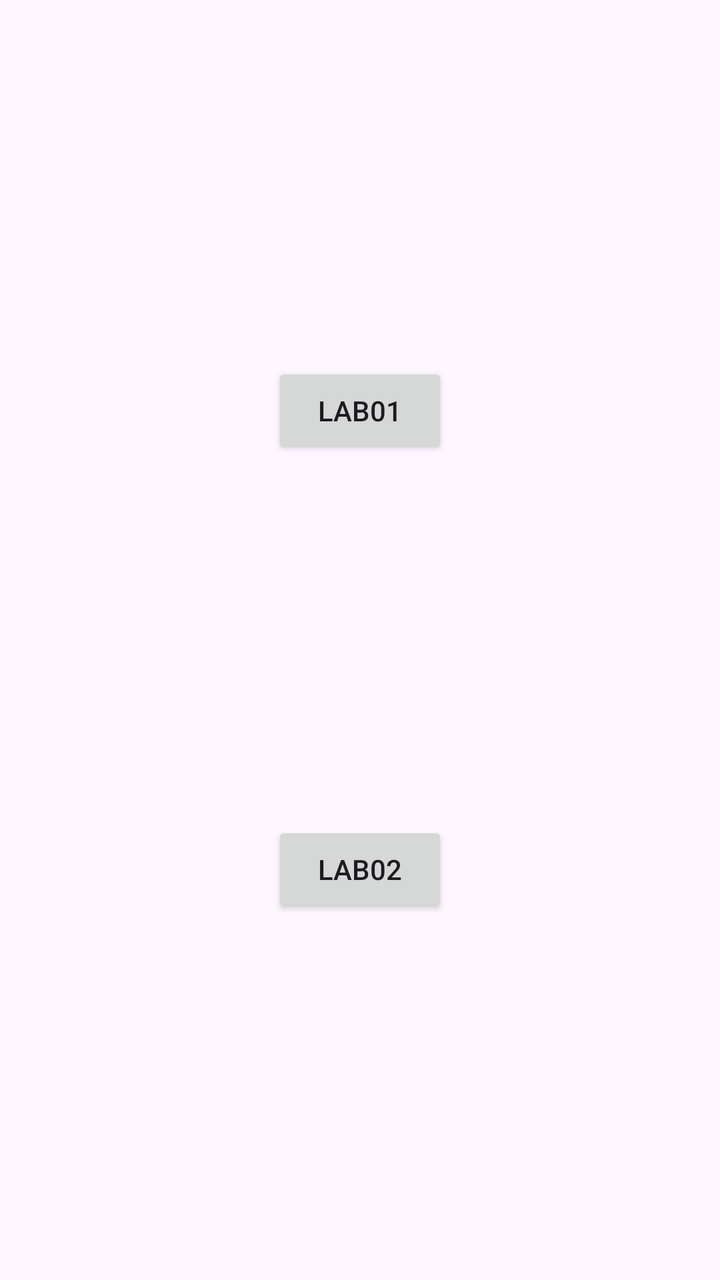
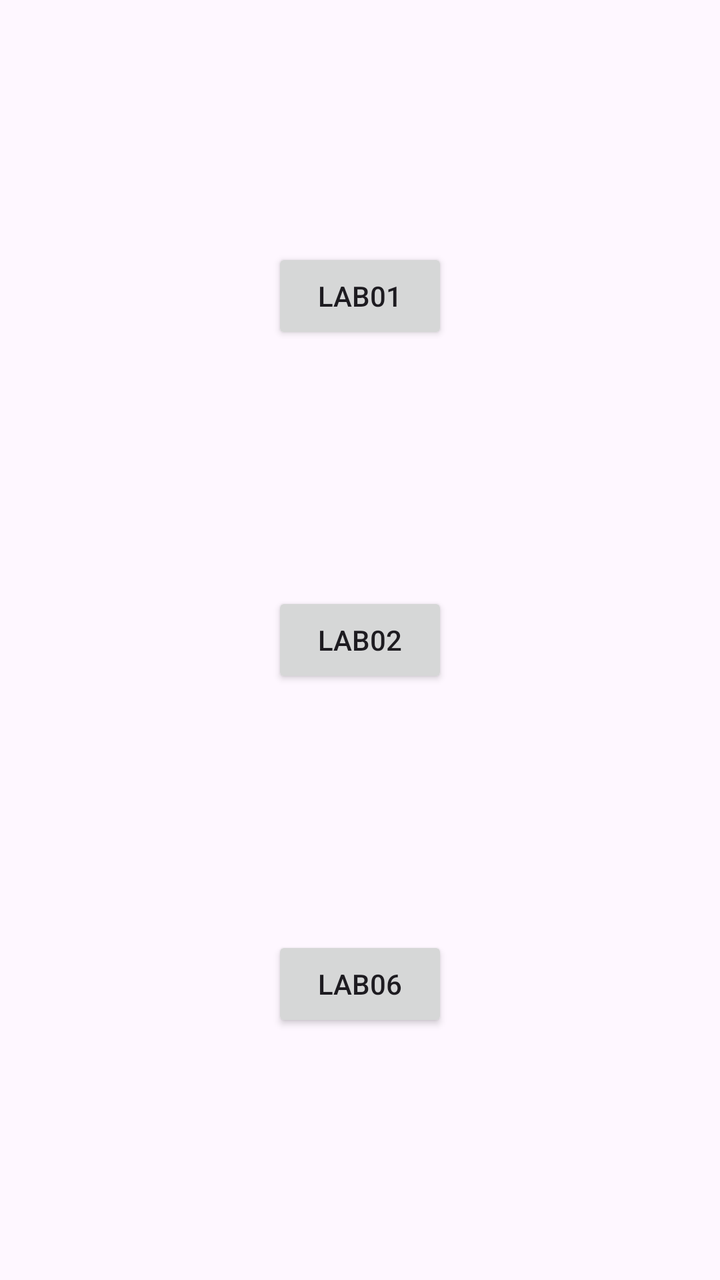

The first picture is an Android layout as it rendered before a commit; the second is the same layout after the commit. The layout source and the unified diff follow.
<!-- AndroidManifest.xml: activity theme Theme.Lab01 -->
<!-- res/layout/activity_main.xml -->
<?xml version="1.0" encoding="utf-8"?>
<androidx.constraintlayout.widget.ConstraintLayout xmlns:android="http://schemas.android.com/apk/res/android"
    xmlns:app="http://schemas.android.com/apk/res-auto"
    xmlns:tools="http://schemas.android.com/tools"
    android:id="@+id/main"
    android:layout_width="match_parent"
    android:layout_height="match_parent"
    tools:context="pl.wsei.pam.MainActivity">

    <Button
        android:id="@+id/mainBtnRunLab01"
        android:layout_width="wrap_content"
        android:layout_height="wrap_content"
        android:onClick="onClickMainBtnRunLab01"
        android:text="@string/lab01"
        app:layout_constraintBottom_toTopOf="@+id/mainBtnRunLab02"
        app:layout_constraintEnd_toEndOf="parent"
        app:layout_constraintHorizontal_bias="0.5"
        app:layout_constraintStart_toStartOf="parent"
        app:layout_constraintTop_toTopOf="parent"
        app:layout_constraintVertical_bias="0.5" />

    <Button
        android:id="@+id/mainBtnRunLab02"
        android:layout_width="wrap_content"
        android:layout_height="wrap_content"
        android:onClick="onClickMainBtnRunLab02"
        android:text="@string/lab02"
        app:layout_constraintBottom_toBottomOf="parent"
        app:layout_constraintEnd_toEndOf="parent"
        app:layout_constraintHorizontal_bias="0.5"
        app:layout_constraintStart_toStartOf="parent"
        app:layout_constraintTop_toBottomOf="@+id/mainBtnRunLab01"
        app:layout_constraintVertical_bias="0.5" />
</androidx.constraintlayout.widget.ConstraintLayout>
<!-- resources referenced by this layout -->
<resources>
  <string name="lab01">Lab01</string>
  <string name="lab02">Lab02</string>
  <style name="Theme.Lab01" parent="Base.Theme.Lab01" />
  <style name="Base.Theme.Lab01" parent="Theme.Material3.DayNight">
          
          
      </style>
</resources>

<!-- the commit's change to res/layout/activity_main.xml (unified diff, before → after) -->
@@ -26,10 +26,22 @@
         android:layout_height="wrap_content"
         android:onClick="onClickMainBtnRunLab02"
         android:text="@string/lab02"
+        app:layout_constraintBottom_toTopOf="@+id/mainBtnRunLab03"
+        app:layout_constraintEnd_toEndOf="parent"
+        app:layout_constraintHorizontal_bias="0.5"
+        app:layout_constraintStart_toStartOf="parent"
+        app:layout_constraintTop_toBottomOf="@+id/mainBtnRunLab01" />
+
+    <Button
+        android:id="@+id/mainBtnRunLab03"
+        android:layout_width="wrap_content"
+        android:layout_height="wrap_content"
+        android:onClick="onClickMainBtnRunLab03"
+        android:text="@string/lab03"
         app:layout_constraintBottom_toBottomOf="parent"
         app:layout_constraintEnd_toEndOf="parent"
         app:layout_constraintHorizontal_bias="0.5"
         app:layout_constraintStart_toStartOf="parent"
-        app:layout_constraintTop_toBottomOf="@+id/mainBtnRunLab01"
+        app:layout_constraintTop_toBottomOf="@+id/mainBtnRunLab02"
         app:layout_constraintVertical_bias="0.5" />
 </androidx.constraintlayout.widget.ConstraintLayout>
<!-- resource entries referenced after the edit -->
@@ -2,6 +2,7 @@
 <resources>
   <string name="lab01">Lab01</string>
   <string name="lab02">Lab02</string>
+  <string name="lab03">Lab06</string>
   <style name="Theme.Lab01" parent="Base.Theme.Lab01" />
   <style name="Base.Theme.Lab01" parent="Theme.Material3.DayNight">
           
